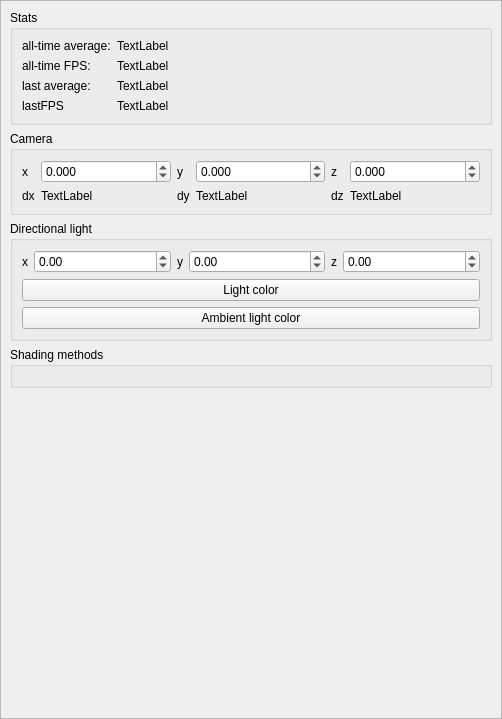
Above: Showcase/forms/Settings.ui from LMauricius/VitraeShowcase before the change. Below: the same form after it.
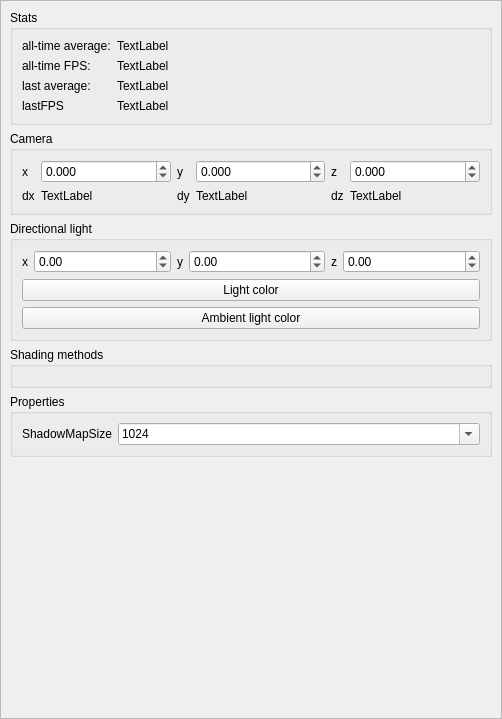
That is the form after the change.

Patch:
```diff
--- a/Showcase/forms/Settings.ui
+++ b/Showcase/forms/Settings.ui
@@ -387,6 +387,62 @@
           <layout class="QFormLayout" name="shading_methods_layout"/>
          </widget>
         </item>
+        <item>
+         <widget class="QGroupBox" name="groupBox_4">
+          <property name="title">
+           <string>Properties</string>
+          </property>
+          <layout class="QFormLayout" name="formLayout">
+           <item row="0" column="0">
+            <widget class="QLabel" name="label_14">
+             <property name="text">
+              <string>ShadowMapSize</string>
+             </property>
+            </widget>
+           </item>
+           <item row="0" column="1">
+            <widget class="QComboBox" name="shadowMapSize">
+             <property name="editable">
+              <bool>true</bool>
+             </property>
+             <property name="currentIndex">
+              <number>2</number>
+             </property>
+             <item>
+              <property name="text">
+               <string>256</string>
+              </property>
+             </item>
+             <item>
+              <property name="text">
+               <string>512</string>
+              </property>
+             </item>
+             <item>
+              <property name="text">
+               <string>1024</string>
+              </property>
+             </item>
+             <item>
+              <property name="text">
+               <string>2048</string>
+              </property>
+             </item>
+             <item>
+              <property name="text">
+               <string>4096</string>
+              </property>
+             </item>
+             <item>
+              <property name="text">
+               <string>8192</string>
+              </property>
+             </item>
+            </widget>
+           </item>
+          </layout>
+         </widget>
+        </item>
         <item>
          <spacer name="verticalSpacer">
           <property name="orientation">
```
